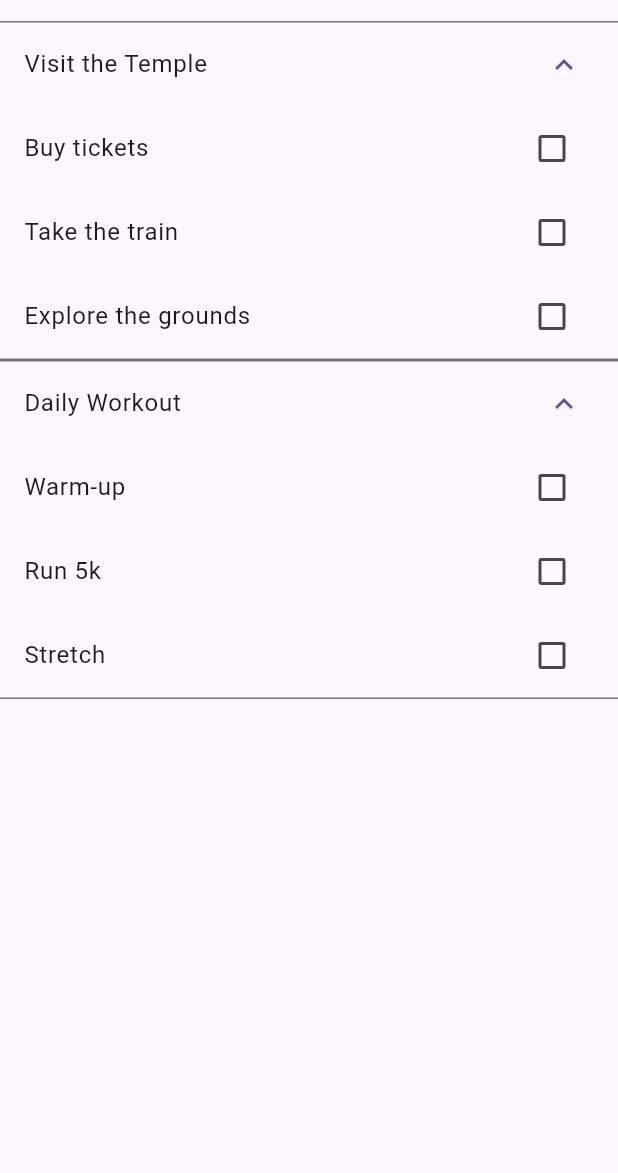
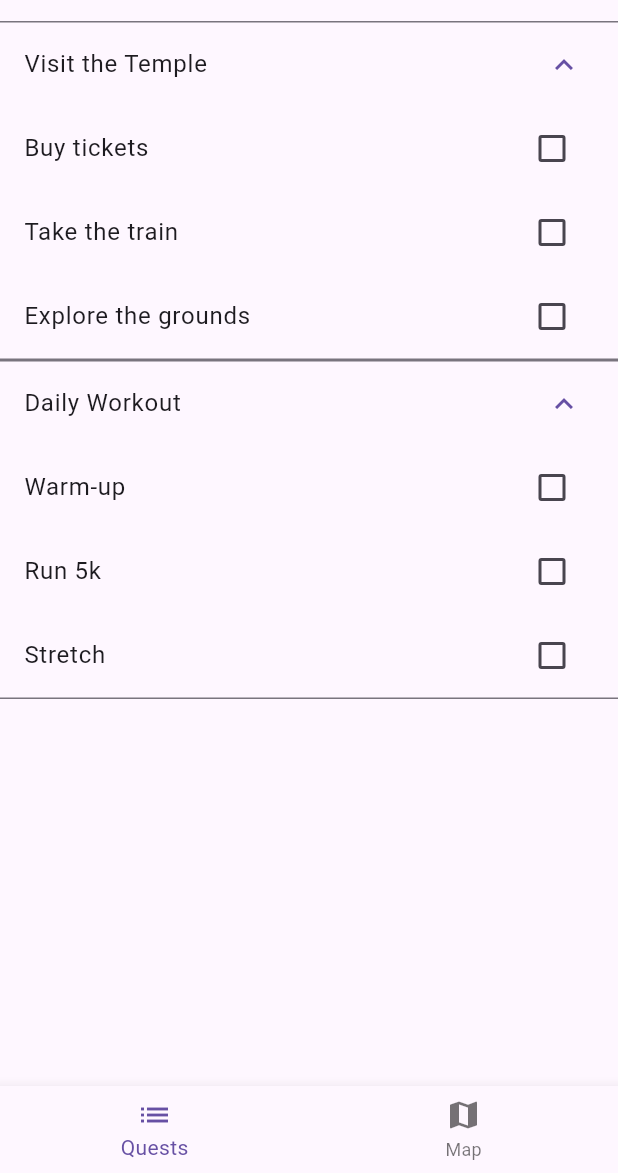
Before and after one commit to mtklein/questlog, a Flutter app: the screen it shows after launch, after a tap on "Visit the Temple", after a tap on "Daily Workout", on a phone screen of 412 x 824 dp, the part 63-1236 px from its top. Run offline on Flutter 3.47's test engine with Material 3 defaults, Android fonts, the phone set to English and light mode, and no system bars.

Commit message:
Add map tab and docs for macOS/iOS (#5)
* Add map tab and macOS/iOS instructions

* Document desktop setup and ignore generated files

```diff
--- a/lib/main.dart
+++ b/lib/main.dart
@@ -11,7 +11,38 @@ class QuestLogApp extends StatelessWidget {
     return MaterialApp(
       title: 'QuestLog Demo',
       theme: ThemeData(primarySwatch: Colors.indigo),
-      home: QuestListScreen(),
+      home: const HomeScreen(),
+    );
+  }
+}
+
+class HomeScreen extends StatefulWidget {
+  const HomeScreen({Key? key}) : super(key: key);
+
+  @override
+  State<HomeScreen> createState() => _HomeScreenState();
+}
+
+class _HomeScreenState extends State<HomeScreen> {
+  int _index = 0;
+
+  final List<Widget> _pages = [
+    QuestListScreen(),
+    MapScreen(),
+  ];
+
+  @override
+  Widget build(BuildContext context) {
+    return Scaffold(
+      body: _pages[_index],
+      bottomNavigationBar: BottomNavigationBar(
+        currentIndex: _index,
+        onTap: (i) => setState(() => _index = i),
+        items: const [
+          BottomNavigationBarItem(icon: Icon(Icons.list), label: 'Quests'),
+          BottomNavigationBarItem(icon: Icon(Icons.map), label: 'Map'),
+        ],
+      ),
     );
   }
 }
@@ -73,3 +104,14 @@ class _QuestWidgetState extends State<QuestWidget> {
     );
   }
 }
+
+class MapScreen extends StatelessWidget {
+  const MapScreen({Key? key}) : super(key: key);
+
+  @override
+  Widget build(BuildContext context) {
+    return const Center(
+      child: Text('Map placeholder'),
+    );
+  }
+}
```
Also changed, not shown: 4 other files.
